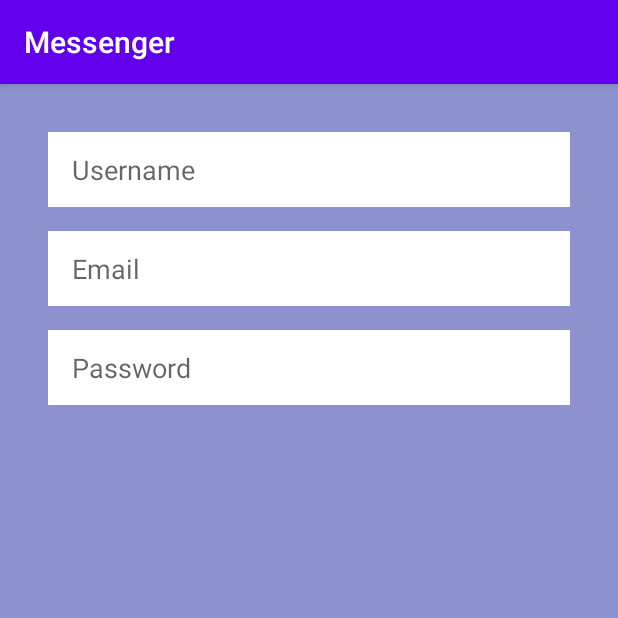
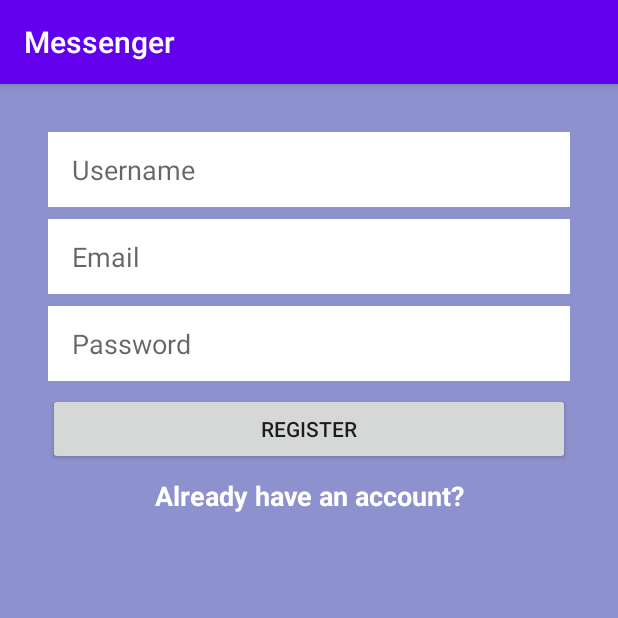
Before and after one commit to sayuree/android-simple-messenger, an Android app: the screen it shows after launch (MainActivity), on a phone screen of 412 x 824 dp, the top half of it. Run offline under Robolectric (Android 15) with nearby library versions, the phone set to English and light mode, and no system bars.

Commit message:
Added navigation to login page

```diff
--- a/app/src/main/AndroidManifest.xml
+++ b/app/src/main/AndroidManifest.xml
@@ -16,6 +16,9 @@
                 <category android:name="android.intent.category.LAUNCHER" />
             </intent-filter>
         </activity>
+        <activity android:name=".LoginActvity">
+
+        </activity>
     </application>
 
 </manifest>
--- /dev/null
+++ b/app/src/main/java/kz/company/messenger/LoginActvity.kt
@@ -0,0 +1,11 @@
+package kz.company.messenger
+
+import android.os.Bundle
+import androidx.appcompat.app.AppCompatActivity
+
+class LoginActvity:AppCompatActivity(){
+    override fun onCreate(savedInstanceState: Bundle?) {
+        super.onCreate(savedInstanceState)
+        setContentView(R.layout.activity_login)
+    }
+}
--- a/app/src/main/java/kz/company/messenger/MainActivity.kt
+++ b/app/src/main/java/kz/company/messenger/MainActivity.kt
@@ -1,11 +1,21 @@
 package kz.company.messenger
 
+import android.content.Intent
 import androidx.appcompat.app.AppCompatActivity
 import android.os.Bundle
+import android.util.Log
+import kotlinx.android.synthetic.main.activity_main.*
 
 class MainActivity : AppCompatActivity() {
     override fun onCreate(savedInstanceState: Bundle?) {
         super.onCreate(savedInstanceState)
         setContentView(R.layout.activity_main)
+
+        already_have_an_account_text_view.setOnClickListener{
+            val intent = Intent(this, LoginActvity::class.java)
+            startActivity(intent)
+            Log.d("MainActivity", "Try to navigate")
+        }
     }
+
 }
--- /dev/null
+++ b/app/src/main/res/layout/activity_login.xml
@@ -0,0 +1,6 @@
+<?xml version="1.0" encoding="utf-8"?>
+<androidx.constraintlayout.widget.ConstraintLayout
+    xmlns:android="http://schemas.android.com/apk/res/android" android:layout_width="match_parent"
+    android:layout_height="match_parent">
+
+</androidx.constraintlayout.widget.ConstraintLayout>
--- a/app/src/main/res/layout/activity_main.xml
+++ b/app/src/main/res/layout/activity_main.xml
@@ -25,31 +25,53 @@
         android:id="@+id/email_edittext_register"
         android:layout_width="match_parent"
         android:layout_height="50dp"
+        android:layout_marginLeft="32dp"
+        android:layout_marginTop="8dp"
+        android:layout_marginRight="32dp"
+        android:background="@android:color/white"
+        android:hint="@string/email"
+        android:inputType="textEmailAddress"
+        android:paddingLeft="16dp"
         app:layout_constraintLeft_toLeftOf="@+id/username_edittext_register"
         app:layout_constraintRight_toRightOf="@id/username_edittext_register"
-        app:layout_constraintTop_toBottomOf="@+id/username_edittext_register"
-        android:layout_marginLeft="32dp"
-        android:layout_marginRight="32dp"
-        android:layout_marginTop="16dp"
-        android:hint="@string/email"
-        android:paddingLeft="16dp"
-        android:inputType="textEmailAddress"
-        android:background="@android:color/white"
-        />
+        app:layout_constraintTop_toBottomOf="@+id/username_edittext_register" />
 
     <EditText
         android:id="@+id/password_edittext_register"
         android:layout_width="match_parent"
         android:layout_height="50dp"
         android:layout_marginLeft="32dp"
+        android:layout_marginTop="8dp"
         android:layout_marginRight="32dp"
+        android:background="@android:color/white"
+        android:hint="@string/password"
+        android:inputType="textPassword"
+        android:paddingLeft="16dp"
         app:layout_constraintLeft_toLeftOf="@id/email_edittext_register"
         app:layout_constraintRight_toRightOf="@id/email_edittext_register"
-        app:layout_constraintTop_toBottomOf="@id/email_edittext_register"
-        android:background="@android:color/white"
-        android:hint="@string/password"
-        android:layout_marginTop="16dp"
-        android:paddingLeft="16dp"
-        android:inputType="textPassword"
-        />
+        app:layout_constraintTop_toBottomOf="@id/email_edittext_register" />
+
+    <Button
+        android:id="@+id/register_button_register"
+        android:layout_width="0dp"
+        android:layout_height="wrap_content"
+        android:text="@string/button_name"
+        android:layout_marginTop="8dp"
+        app:layout_constraintEnd_toEndOf="@+id/password_edittext_register"
+        app:layout_constraintStart_toStartOf="@+id/password_edittext_register"
+        app:layout_constraintTop_toBottomOf="@+id/password_edittext_register" />
+
+    <TextView
+        android:id="@+id/already_have_an_account_text_view"
+        android:layout_width="0dp"
+        android:layout_height="wrap_content"
+        android:layout_marginTop="8dp"
+        android:text="@string/already_have_an_account"
+        android:textColor="@android:color/white"
+        android:textSize="18sp"
+        android:textStyle="bold"
+        android:gravity="center"
+        app:layout_constraintEnd_toEndOf="@+id/register_button_register"
+        app:layout_constraintStart_toStartOf="@+id/register_button_register"
+        app:layout_constraintTop_toBottomOf="@+id/register_button_register" />
 </androidx.constraintlayout.widget.ConstraintLayout>
--- a/app/src/main/res/values/strings.xml
+++ b/app/src/main/res/values/strings.xml
@@ -3,4 +3,6 @@
     <string name="username">Username</string>
     <string name="password">Password</string>
     <string name="email">Email</string>
+    <string name="button_name">Register</string>
+    <string name="already_have_an_account">Already have an account?</string>
 </resources>
```
